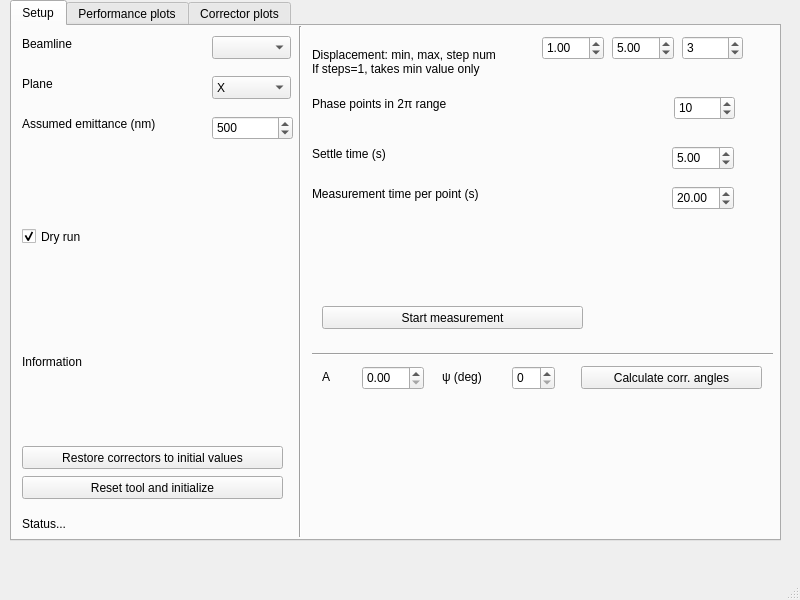
Above: gui.ui from pdijksta/014_trajectory_snail_scan before the change. Below: the same form after it.
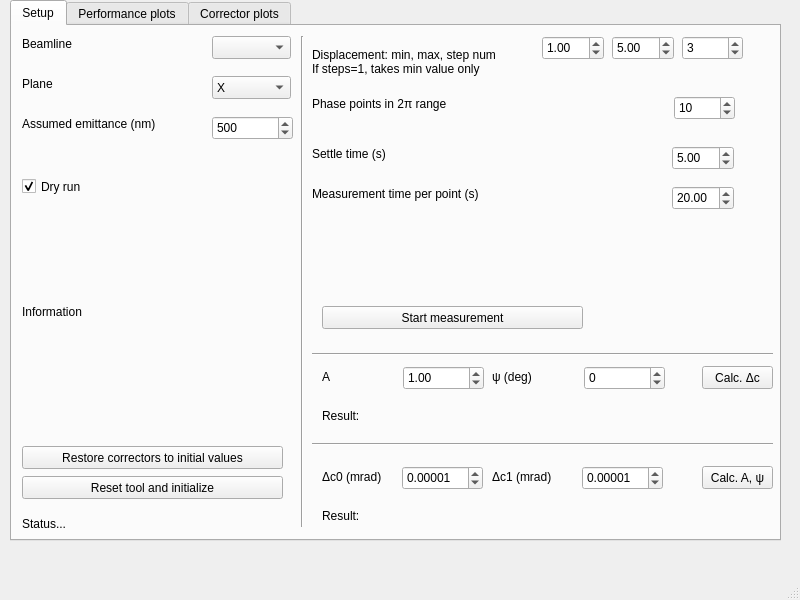
That is the form after the change.

Diff of the .ui file:
```diff
--- a/gui.ui
+++ b/gui.ui
@@ -90,8 +90,8 @@
       <property name="geometry">
        <rect>
         <x>10</x>
-        <y>230</y>
-        <width>221</width>
+        <y>180</y>
+        <width>271</width>
         <height>211</height>
        </rect>
       </property>
@@ -116,7 +116,7 @@
       <property name="geometry">
        <rect>
         <x>10</x>
-        <y>200</y>
+        <y>150</y>
         <width>85</width>
         <height>21</height>
        </rect>
@@ -135,9 +135,9 @@
       <property name="geometry">
        <rect>
         <x>280</x>
-        <y>0</y>
-        <width>16</width>
-        <height>511</height>
+        <y>10</y>
+        <width>20</width>
+        <height>491</height>
        </rect>
       </property>
       <property name="orientation">
@@ -370,12 +370,15 @@
      <widget class="QDoubleSpinBox" name="A_calc">
       <property name="geometry">
        <rect>
-        <x>350</x>
+        <x>391</x>
         <y>340</y>
-        <width>62</width>
+        <width>81</width>
         <height>24</height>
        </rect>
       </property>
+      <property name="value">
+       <double>1.000000000000000</double>
+      </property>
      </widget>
      <widget class="QLabel" name="label_8">
       <property name="geometry">
@@ -393,7 +396,7 @@
      <widget class="QLabel" name="label_9">
       <property name="geometry">
        <rect>
-        <x>430</x>
+        <x>480</x>
         <y>340</y>
         <width>57</width>
         <height>21</height>
@@ -406,27 +409,30 @@
      <widget class="QSpinBox" name="Phi_calc">
       <property name="geometry">
        <rect>
-        <x>500</x>
+        <x>572</x>
         <y>340</y>
-        <width>43</width>
+        <width>81</width>
         <height>24</height>
        </rect>
       </property>
+      <property name="minimum">
+       <number>-180</number>
+      </property>
       <property name="maximum">
-       <number>359</number>
+       <number>179</number>
       </property>
      </widget>
      <widget class="QPushButton" name="pushButton">
       <property name="geometry">
        <rect>
-        <x>569</x>
+        <x>690</x>
         <y>340</y>
-        <width>181</width>
+        <width>71</width>
         <height>23</height>
        </rect>
       </property>
       <property name="text">
-       <string>Calculate corr. angles</string>
+       <string>Calc. Δc</string>
       </property>
      </widget>
      <widget class="QPushButton" name="RestoreCorrectorsButton">
@@ -442,6 +448,122 @@
        <string>Restore correctors to initial values</string>
       </property>
      </widget>
+     <widget class="QLabel" name="CorrAngleResult">
+      <property name="geometry">
+       <rect>
+        <x>310</x>
+        <y>380</y>
+        <width>441</width>
+        <height>20</height>
+       </rect>
+      </property>
+      <property name="text">
+       <string>Result:</string>
+      </property>
+     </widget>
+     <widget class="Line" name="line_3">
+      <property name="geometry">
+       <rect>
+        <x>300</x>
+        <y>410</y>
+        <width>461</width>
+        <height>16</height>
+       </rect>
+      </property>
+      <property name="orientation">
+       <enum>Qt::Horizontal</enum>
+      </property>
+     </widget>
+     <widget class="QDoubleSpinBox" name="C0_calc">
+      <property name="geometry">
+       <rect>
+        <x>390</x>
+        <y>440</y>
+        <width>81</width>
+        <height>24</height>
+       </rect>
+      </property>
+      <property name="decimals">
+       <number>5</number>
+      </property>
+      <property name="minimum">
+       <double>-99.989999999999995</double>
+      </property>
+      <property name="value">
+       <double>0.000010000000000</double>
+      </property>
+     </widget>
+     <widget class="QPushButton" name="CalcAPhiButton">
+      <property name="geometry">
+       <rect>
+        <x>690</x>
+        <y>440</y>
+        <width>71</width>
+        <height>23</height>
+       </rect>
+      </property>
+      <property name="text">
+       <string>Calc. A, ψ</string>
+      </property>
+     </widget>
+     <widget class="QLabel" name="label_11">
+      <property name="geometry">
+       <rect>
+        <x>310</x>
+        <y>440</y>
+        <width>71</width>
+        <height>21</height>
+       </rect>
+      </property>
+      <property name="text">
+       <string>Δc0 (mrad)</string>
+      </property>
+     </widget>
+     <widget class="QLabel" name="label_12">
+      <property name="geometry">
+       <rect>
+        <x>480</x>
+        <y>440</y>
+        <width>71</width>
+        <height>21</height>
+       </rect>
+      </property>
+      <property name="text">
+       <string>Δc1 (mrad)</string>
+      </property>
+     </widget>
+     <widget class="QDoubleSpinBox" name="C1_calc">
+      <property name="geometry">
+       <rect>
+        <x>570</x>
+        <y>440</y>
+        <width>81</width>
+        <height>24</height>
+       </rect>
+      </property>
+      <property name="decimals">
+       <number>5</number>
+      </property>
+      <property name="minimum">
+       <double>-99.989999999999995</double>
+      </property>
+      <property name="value">
+       <double>0.000010000000000</double>
+      </property>
+     </widget>
+     <widget class="QLabel" name="A_Phi_Result">
+      <property name="geometry">
+       <rect>
+        <x>310</x>
+        <y>480</y>
+        <width>441</width>
+        <height>20</height>
+       </rect>
+      </property>
+      <property name="text">
+       <string>Result:</string>
+      </property>
+     </widget>
     </widget>
     <widget class="QWidget" name="tab_2">
      <attribute name="title">
```
Left out of the diff: 2 changed lines with no effect on the pictures.
